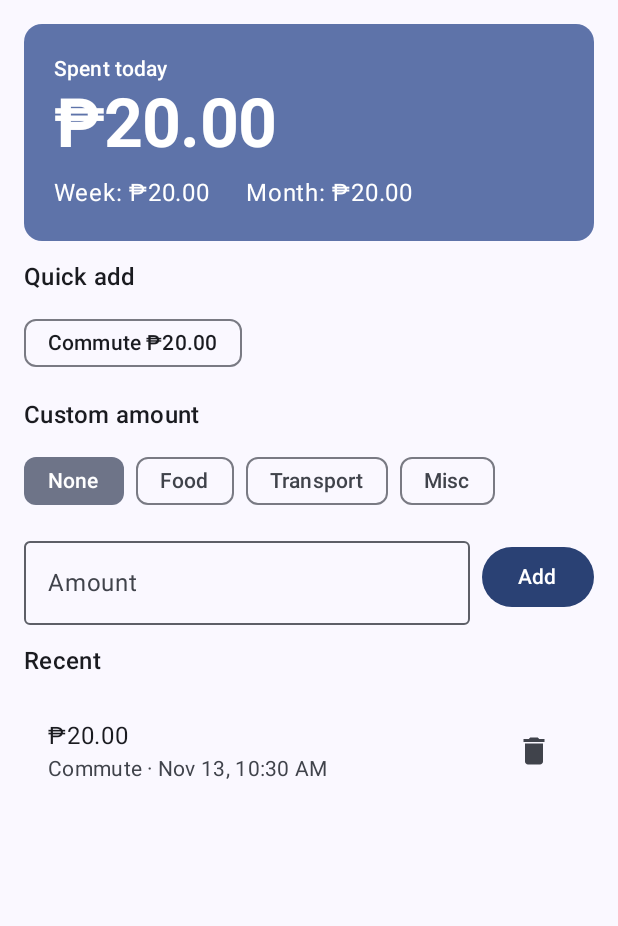
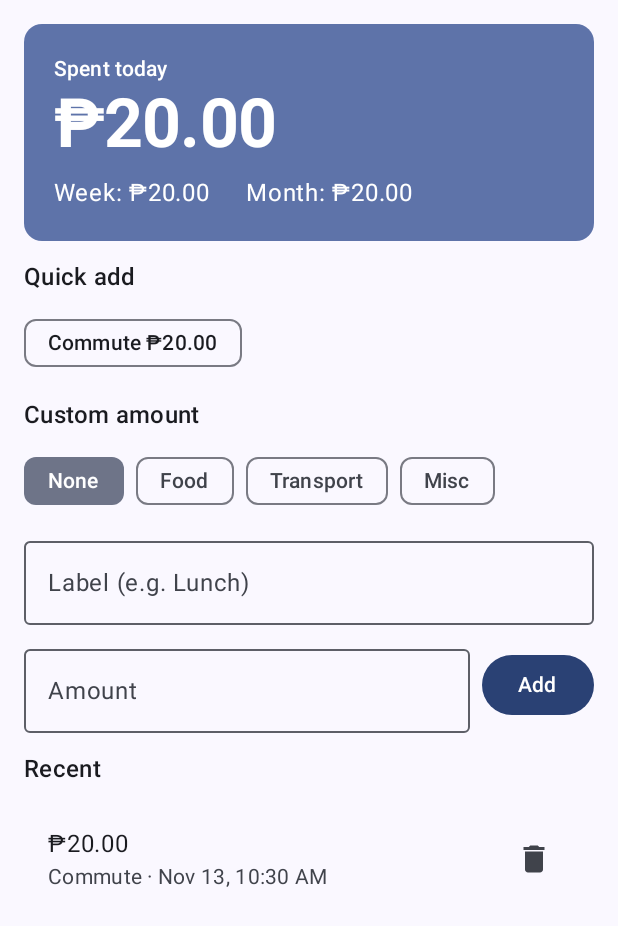
Before and after one commit to astrixjeiko/Badge, an Android app built with Jetpack Compose: the composable DashboardScreen shown on its own in the app's theme, on a phone screen of 412 x 824 dp. Shown: the top 926 px of the screen. Run offline under Robolectric (Android 15) with nearby library versions, the phone set to English and light mode, and no system bars; our stand-ins replace Room's generated code; libraries missing offline, so code that uses them is left out: androidx.glance, androidx.glance.appwidget.

Commit message:
Added label to custom entries; minor fixes

```diff
--- a/app/src/main/java/com/astrix/badge/DashboardScreen.kt
+++ b/app/src/main/java/com/astrix/badge/DashboardScreen.kt
@@ -11,9 +11,6 @@ import androidx.compose.ui.Alignment
 import androidx.compose.ui.Modifier
 import androidx.compose.ui.text.font.FontWeight
 import androidx.compose.ui.unit.dp
-import java.text.SimpleDateFormat
-import java.util.Date
-import java.util.Locale
 
 @OptIn(ExperimentalLayoutApi::class)
 @Composable
@@ -23,6 +20,7 @@ fun DashboardScreen(vm: BadgeViewModel) {
     val quick by vm.quickButtons.collectAsState()
     var text by remember { mutableStateOf("") }
     var cat by remember { mutableStateOf<Long?>(null) }
+    var note by remember { mutableStateOf("") }
 
     fun total(period: String) =
         expenses.filter { it.timestamp >= Periods.startOf(period) }.sumOf { it.amount }
@@ -74,13 +72,22 @@ fun DashboardScreen(vm: BadgeViewModel) {
             Spacer(Modifier.height(8.dp))
             CategoryChips(categories, cat) { cat = it }
             Spacer(Modifier.height(8.dp))
+            OutlinedTextField(
+                value = note,
+                onValueChange = { note = it },
+                label = { Text("Label (e.g. Lunch)") },
+                singleLine = true,
+                modifier = Modifier.fillMaxWidth()
+            )
+            Spacer(Modifier.height(8.dp))
             Row(verticalAlignment = Alignment.CenterVertically) {
                 AmountField(text, { text = it }, Modifier.weight(1f))
                 Spacer(Modifier.width(8.dp))
                 Button(onClick = {
                     text.toDoubleOrNull()?.takeIf { it > 0 }?.let {
-                        vm.addExpense(it, cat)
+                        vm.addExpense(it, cat, note.trim())
                         text = ""
+                        note = ""
                     }
                 }) { Text("Add") }
             }
@@ -90,7 +97,7 @@ fun DashboardScreen(vm: BadgeViewModel) {
 
         items(expenses.take(30), key = { it.id }) { e ->
             val catName = categories.firstOrNull { it.id == e.categoryId }?.name
-            val time = SimpleDateFormat("MMM d, h:mm a", Locale.getDefault()).format(Date(e.timestamp))
+            val time = formatTime(e.timestamp)
             ListItem(
                 headlineContent = { Text(money(e.amount)) },
                 supportingContent = {
--- a/app/src/main/java/com/astrix/badge/Utils.kt
+++ b/app/src/main/java/com/astrix/badge/Utils.kt
@@ -6,6 +6,9 @@ import androidx.compose.runtime.getValue
 import androidx.compose.runtime.mutableStateOf
 import androidx.compose.runtime.setValue
 import androidx.core.content.edit
+import java.text.SimpleDateFormat
+import java.util.Date
+import java.util.Locale
 
 object CurrencyStore {
     val options = listOf("₱", "$", "€", "£", "¥", "₩", "₹")
@@ -27,6 +30,9 @@ object CurrencyStore {
 
 fun money(v: Double): String = CurrencyStore.symbol + "%,.2f".format(v)
 
+fun formatTime(timestamp: Long): String =
+    SimpleDateFormat("MMM d, h:mm a", Locale.getDefault()).format(Date(timestamp))
+
 object Periods {
     // Returns the start time (in ms) of the current day/week/month/year
     fun startOf(period: String): Long {
```
Also changed, not shown: app/src/main/java/com/astrix/badge/QuickAddActivity.kt (+21 -2 lines).
